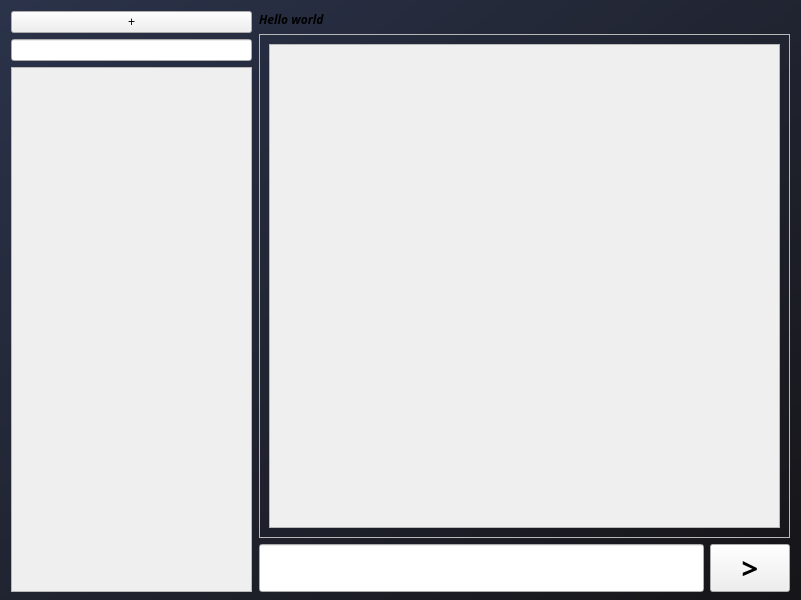
Qt form qt_front/mainwindow.ui (Alexndrs/IN204-messenger-frontend) before a commit.
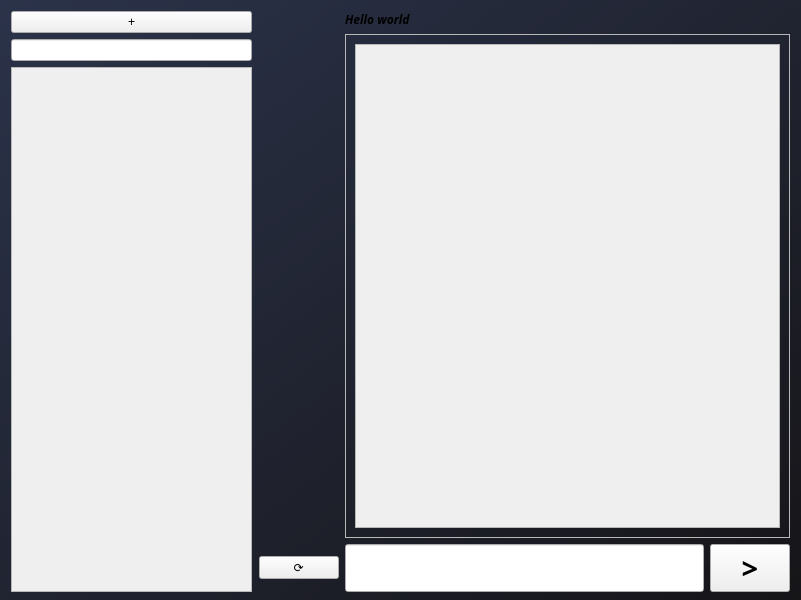
The same form after that commit.

Commit message: communication entre deux clients etablie avec succès en requestant la DB toutes les 2secondes pour refresh la conv

Diff of the .ui file:
```diff
--- a/qt_front/mainwindow.ui
+++ b/qt_front/mainwindow.ui
@@ -103,7 +103,7 @@
      </rect>
     </property>
     <layout class="QGridLayout" name="gridLayout">
-     <item row="1" column="0">
+     <item row="1" column="1">
       <widget class="QFrame" name="Messagesframe">
        <property name="sizePolicy">
         <sizepolicy hsizetype="Expanding" vsizetype="Expanding">
@@ -134,7 +134,7 @@
             <rect>
              <x>0</x>
              <y>0</y>
-             <width>503</width>
+             <width>416</width>
              <height>464</height>
             </rect>
            </property>
@@ -155,7 +155,21 @@
        </layout>
       </widget>
      </item>
-     <item row="2" column="0">
+     <item row="0" column="1">
+      <widget class="QLabel" name="convName">
+       <property name="font">
+        <font>
+         <family>Montserrat SemiBold</family>
+         <italic>true</italic>
+         <bold>true</bold>
+        </font>
+       </property>
+       <property name="text">
+        <string>Hello world</string>
+       </property>
+      </widget>
+     </item>
+     <item row="2" column="1">
       <layout class="QHBoxLayout" name="horizontalLayout">
        <item>
         <widget class="QLineEdit" name="MsgEdit">
@@ -188,17 +202,10 @@
        </item>
       </layout>
      </item>
-     <item row="0" column="0">
-      <widget class="QLabel" name="convName">
-       <property name="font">
-        <font>
-         <family>Montserrat SemiBold</family>
-         <italic>true</italic>
-         <bold>true</bold>
-        </font>
-       </property>
+     <item row="2" column="0">
+      <widget class="QPushButton" name="reloadBtn">
        <property name="text">
-        <string>Hello world</string>
+        <string>⟳</string>
        </property>
       </widget>
      </item>
```
The commit also changes 31 other files.
